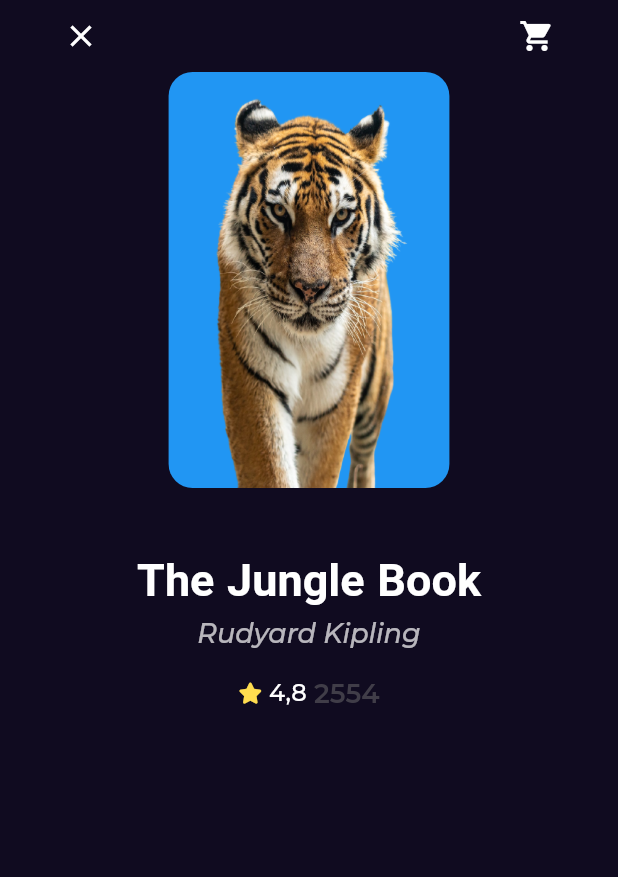
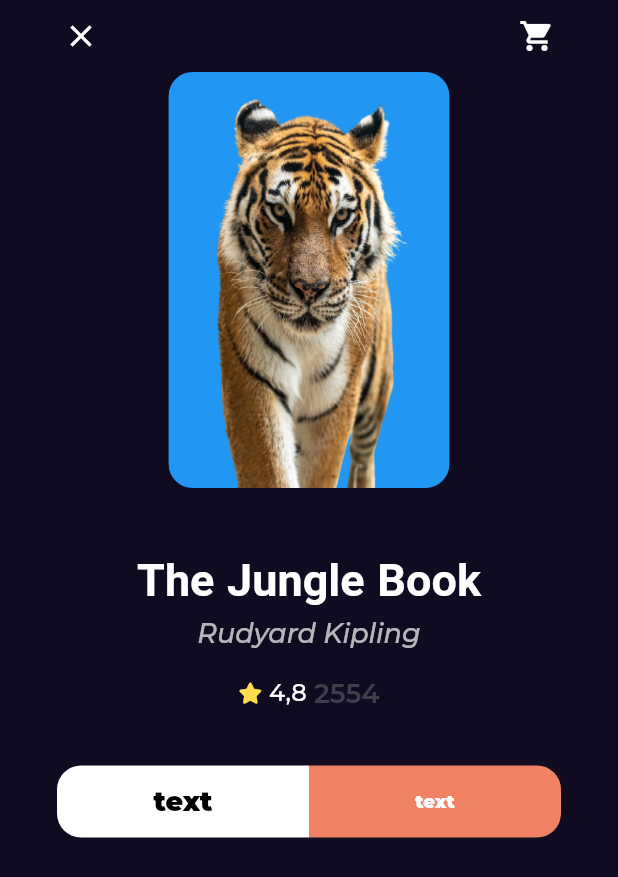
Before and after one commit to rowanibrahem/bookly_app--with-mvvm-pattern, a Flutter app: the BookViewDetails screen opened directly, on a phone screen of 412 x 824 dp. Shown: the top 877 px of the screen. Run offline on Flutter 3.47's test engine with Material 2 defaults, Android fonts, the light colour scheme and no system bars; our stand-ins replace animated_text_kit, font_awesome_flutter, go_router, google_fonts, lottie; Roboto replaces fonts that are missing (GT Sectra Fine).

Commit message:
add books action

```diff
--- /dev/null
+++ b/lib/core/widgets/custom_button.dart
@@ -0,0 +1,45 @@
+import 'package:bookly_app/core/utilies/styles.dart';
+import 'package:flutter/material.dart';
+
+class CustomButton extends StatelessWidget {
+  const CustomButton(
+      {Key? key,
+      required this.backgroundColor,
+      required this.textColor,
+       this.borderRadius,
+        required this.text,
+         this.fontSized
+      })
+      : super(key: key);
+
+  final Color backgroundColor;
+  final Color textColor;
+  final BorderRadius? borderRadius;
+  final double? fontSized;
+final String text;
+  @override
+  Widget build(BuildContext context) {
+    return SizedBox(
+      height: 48,
+      child: TextButton(
+        onPressed: () {},
+        style: TextButton.styleFrom(
+          backgroundColor: backgroundColor,
+          shape: RoundedRectangleBorder(
+            borderRadius: borderRadius ?? BorderRadius.circular(
+              12,
+            ),
+          ),
+        ),
+        child: Text(
+          'text',
+          style: Styles.textStyle18.copyWith(
+            color: textColor,
+            fontWeight: FontWeight.w900,
+            fontSize: fontSized,
+          ),
+        ),
+      ),
+    );
+  }
+}
--- a/lib/features/home/data/presentation/views/widgets/book_details_view_body.dart
+++ b/lib/features/home/data/presentation/views/widgets/book_details_view_body.dart
@@ -1,5 +1,6 @@
 import 'package:bookly_app/core/utilies/styles.dart';
 import 'package:bookly_app/features/home/data/presentation/views/widgets/book_rating.dart';
+import 'package:bookly_app/features/home/data/presentation/views/widgets/books_action.dart';
 import 'package:flutter/material.dart';
 
 import 'custom_book_details_appbar.dart';
@@ -48,6 +49,10 @@
           BookRating(
             mainAxisAlignment: MainAxisAlignment.center,
           ),
+          SizedBox(
+            height: 37,
+          ),
+          BooksAction(),
         ],
       ),
     );
--- /dev/null
+++ b/lib/features/home/data/presentation/views/widgets/books_action.dart
@@ -0,0 +1,39 @@
+import 'package:bookly_app/core/widgets/custom_button.dart';
+import 'package:flutter/material.dart';
+
+class BooksAction extends StatelessWidget {
+  const BooksAction({Key? key}) : super(key: key);
+
+  @override
+  Widget build(BuildContext context) {
+    return Padding(
+      padding: const EdgeInsets.symmetric(horizontal: 8),
+      child: Row(
+        children: const [
+          Expanded(child: CustomButton(
+            backgroundColor: Colors.white,
+            textColor: Colors.black,
+            borderRadius: BorderRadius.only(
+                topLeft: Radius.circular(16),
+                bottomLeft: Radius.circular(16),
+            ),
+            text: '19.99',
+          ),
+          ),
+          Expanded(
+            child: CustomButton(
+              fontSized: 12,
+            backgroundColor: Color(0xffEF8262),
+            textColor: Colors.white,
+            borderRadius: BorderRadius.only(
+              topRight: Radius.circular(16),
+              bottomRight: Radius.circular(16),
+            ),
+            text: 'Free Preview',
+          ),
+          ),
+        ],
+      ),
+    );
+  }
+}
--- a/lib/features/home/data/presentation/views/widgets/custum_appbar.dart
+++ b/lib/features/home/data/presentation/views/widgets/custum_appbar.dart
@@ -28,4 +28,5 @@
             ),
           );
     }
+
   }
```
Lines whose indentation alone changed are shown as unchanged.
